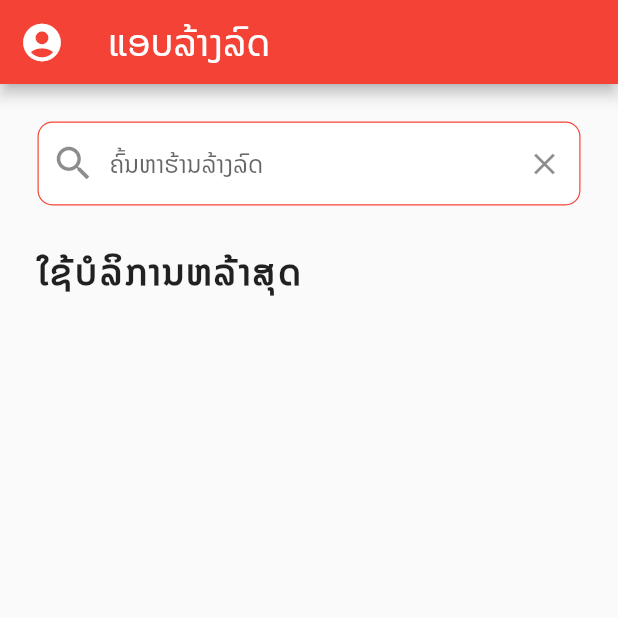
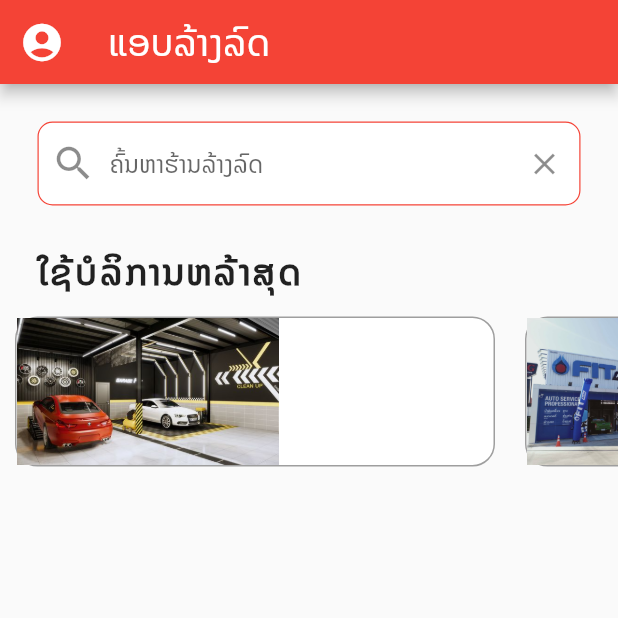
Before and after one commit to ponetel/langlod, a Flutter app: the screen it shows after launch, on a phone screen of 412 x 824 dp, the top half of it. Run offline on Flutter 3.47's test engine with Material 2 defaults, Android fonts, the phone set to English and light mode, and no system bars; our stand-ins replace animated_splash_screen; missing offline and left inert: dart:html.

Commit message:
Update recent_orders.dart

```diff
--- a/lib/widgets/recent_orders.dart
+++ b/lib/widgets/recent_orders.dart
@@ -1,11 +1,28 @@
 import 'package:flutter/material.dart';
 import 'package:flutter/src/widgets/container.dart';
 import 'package:flutter/src/widgets/framework.dart';
-
+import 'package:langlod/models/order.dart';
 import '../data/data.dart';
 
 class RecentOrders extends StatelessWidget {
   const RecentOrders({super.key});
+  _buildRecentOrder(BuildContext context, Order order) {
+    return Container(
+      margin: EdgeInsets.all(10.0),
+      width: 320.0,
+      decoration: BoxDecoration(
+        color: Colors.white,
+        borderRadius: BorderRadius.circular(15.0),
+        border: Border.all(
+          width: 1.0,
+          color: Colors.grey,
+        ),
+      ),
+      child: Row(
+        children: [Image(image: AssetImage(order.shops.imageUrl))],
+      ),
+    );
+  }
 
   @override
   Widget build(BuildContext context) {
@@ -23,14 +40,18 @@ class RecentOrders extends StatelessWidget {
             ),
           ),
         ),
-        // Container(
-        //   height: 120.0,
-        //   color: Colors.blue,
-        //   child: ListView.builder(itemCount: currentUser.orders.length,
-        //     itemBuilder: (BuildContext context, int index) {
-        //       Order order = currentUser.orders[index];
-        //       return Text(orders.);},),),
-        // )
+        Container(
+          height: 120.0,
+          //color: Colors.blue,
+          child: ListView.builder(
+            scrollDirection: Axis.horizontal,
+            itemCount: currentUser.orders.length,
+            itemBuilder: (BuildContext context, int index) {
+              Order order = currentUser.orders[index];
+              return _buildRecentOrder(context, order);
+            },
+          ),
+        ),
       ],
     );
   }
```
